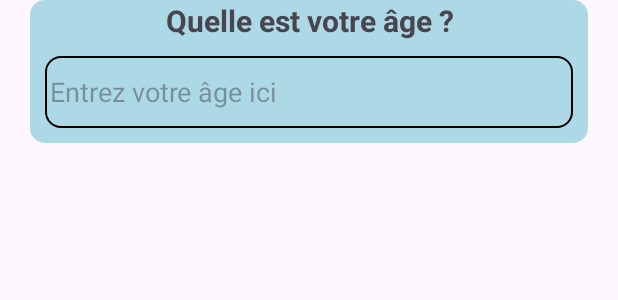
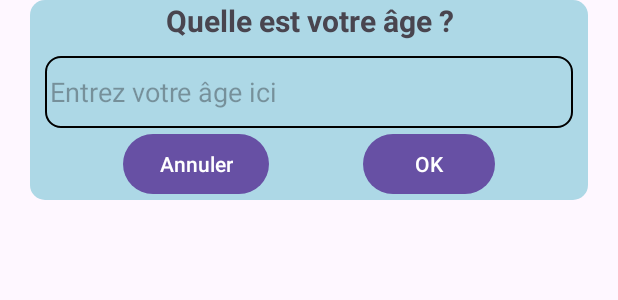
Before and after one commit to Erreur40A/Mon_suivie_de_sante, an Android app: the layout pop_up_age.xml on its own in the app's theme, with its tools: preview values and no code run, on a phone screen of 412 x 824 dp. Shown: the top 300 px of the screen. Run offline under Robolectric (Android 15) with nearby library versions, the light colour scheme and no system bars.

Commit message:
ajout bouton ok et annuler pop-up

```diff
--- a/app/src/main/res/layout/pop_up_age.xml
+++ b/app/src/main/res/layout/pop_up_age.xml
@@ -34,9 +34,28 @@
         android:padding="3dp"
         android:inputType="time"
         app:layout_constraintTop_toBottomOf="@id/text_pop_up"
-        app:layout_constraintBottom_toBottomOf="parent"
         app:layout_constraintStart_toStartOf="parent"
         app:layout_constraintEnd_toEndOf="parent"
         />
 
+    <Button
+        android:id="@+id/bouton_annuler"
+        android:layout_width="wrap_content"
+        android:layout_height="wrap_content"
+        android:text="@string/annulation"
+        app:layout_constraintStart_toStartOf="parent"
+        app:layout_constraintEnd_toStartOf="@id/bouton_ok"
+        app:layout_constraintTop_toBottomOf="@id/saisie_user"
+        app:layout_constraintBottom_toBottomOf="parent"/>
+
+    <Button
+        android:id="@+id/bouton_ok"
+        android:layout_width="wrap_content"
+        android:layout_height="wrap_content"
+        android:text="@string/validation"
+        app:layout_constraintEnd_toEndOf="parent"
+        app:layout_constraintStart_toEndOf="@id/bouton_annuler"
+        app:layout_constraintTop_toBottomOf="@id/saisie_user"
+        app:layout_constraintBottom_toBottomOf="parent"/>
+
 </androidx.constraintlayout.widget.ConstraintLayout>
--- a/app/src/main/res/values/strings.xml
+++ b/app/src/main/res/values/strings.xml
@@ -10,4 +10,6 @@
     <string name="pop_up_hint_age">Entrez votre âge ici</string>
     <string name="pop_up_text_poids">Combien pesez vous ?</string>
     <string name="pop_up_hint_poids">Entrez votre poids ici (en kg)</string>
+    <string name="validation">OK</string>
+    <string name="annulation">Annuler</string>
 </resources>
```
Also changed, not shown: app/src/main/res/layout/pop_up_nom.xml (+20 -1 lines), app/src/main/res/layout/pop_up_poids.xml (+20 -1 lines), app/src/main/res/layout/pop_up_prenom.xml (+20 -1 lines), app/src/main/res/layout/pop_up_taille.xml (+20 -1 lines), 1 other file.
